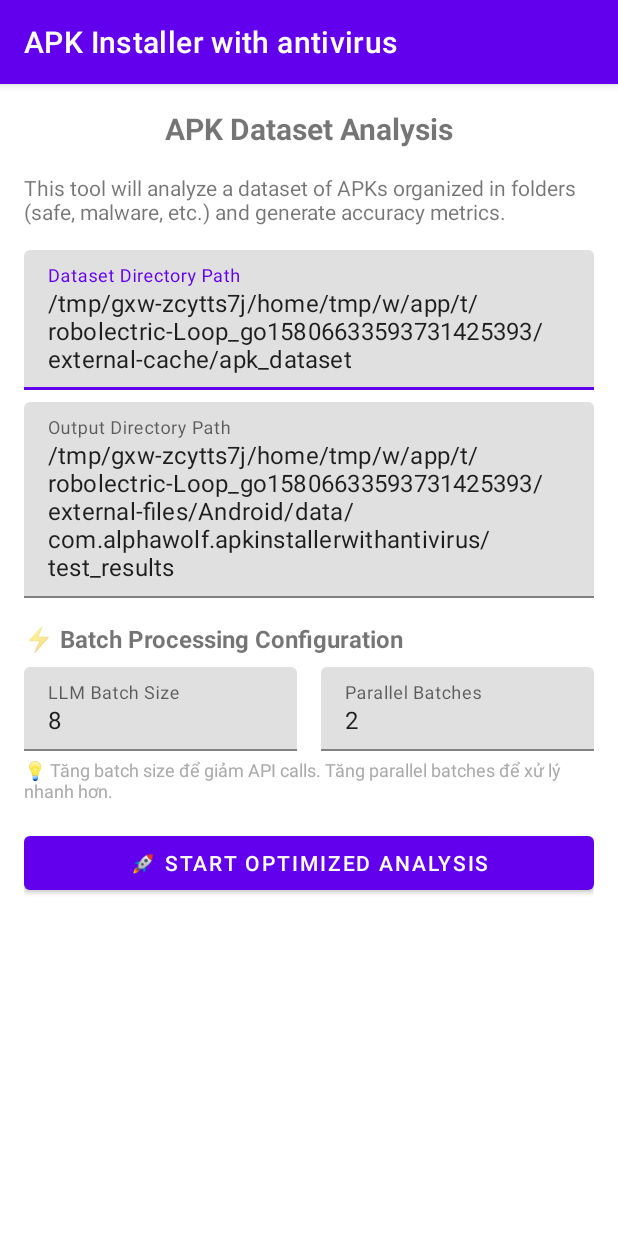
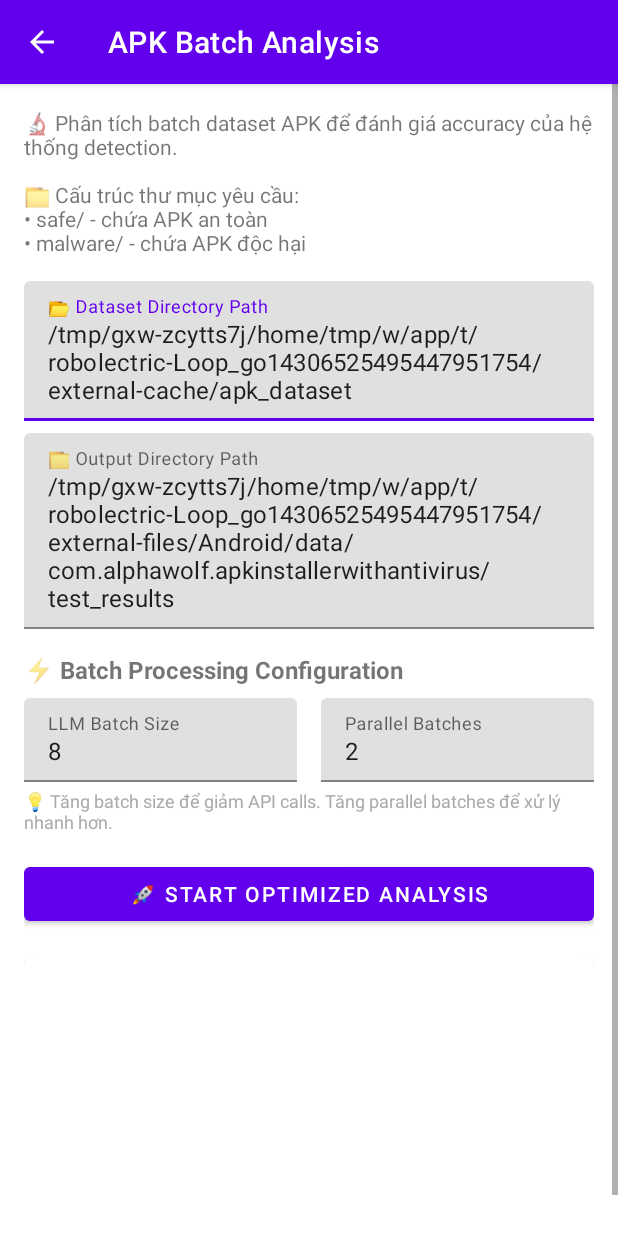
Before and after one commit to thenamvn/APKInstallerwithantivirus, an Android app: the BatchAnalysisActivity screen opened directly, with no data from a screen before it, on a phone screen of 412 x 824 dp. Run offline under Robolectric (Android 15) with nearby library versions, the phone set to English and light mode, and no system bars.

Commit message:
toi uu hoa multi batch

```diff
--- a/app/src/main/res/layout/activity_batch_analysis.xml
+++ b/app/src/main/res/layout/activity_batch_analysis.xml
@@ -1,38 +1,49 @@
 <?xml version="1.0" encoding="utf-8"?>
-<androidx.constraintlayout.widget.ConstraintLayout
+<!-- Main parent now is ScrollView to allow full content scrolling -->
+<ScrollView
     xmlns:android="http://schemas.android.com/apk/res/android"
     xmlns:app="http://schemas.android.com/apk/res-auto"
     android:layout_width="match_parent"
     android:layout_height="match_parent"
+    android:fillViewport="true">
+
+    <androidx.constraintlayout.widget.ConstraintLayout
+        android:layout_width="match_parent"
+        android:layout_height="wrap_content"
         android:padding="16dp">
 
-    <TextView
-        android:id="@+id/tvTitle"
-        android:layout_width="wrap_content"
+        <!-- Optional: If you want to keep the custom header -->
+        <LinearLayout
+            android:id="@+id/llHeader"
+            android:layout_width="0dp"
             android:layout_height="wrap_content"
-        android:text="APK Dataset Analysis"
-        android:textSize="20sp"
-        android:textStyle="bold"
+            android:orientation="horizontal"
+            android:gravity="center_vertical"
+            android:visibility="gone"
             app:layout_constraintEnd_toEndOf="parent"
             app:layout_constraintStart_toStartOf="parent"
-        app:layout_constraintTop_toTopOf="parent" />
+            app:layout_constraintTop_toTopOf="parent">
+
+            <!-- Content hidden since we use the action bar instead -->
+        </LinearLayout>
 
         <TextView
             android:id="@+id/tvInstructions"
             android:layout_width="0dp"
             android:layout_height="wrap_content"
-        android:layout_marginTop="16dp"
-        android:text="This tool will analyze a dataset of APKs organized in folders (safe, malware, etc.) and generate accuracy metrics."
+            android:text="🔬 Phân tích batch dataset APK để đánh giá accuracy của hệ thống detection.\n\n📁 Cấu trúc thư mục yêu cầu:\n• safe/ - chứa APK an toàn\n• malware/ - chứa APK độc hại"
+            android:textSize="14sp"
             app:layout_constraintEnd_toEndOf="parent"
             app:layout_constraintStart_toStartOf="parent"
-        app:layout_constraintTop_toBottomOf="@id/tvTitle" />
+            app:layout_constraintTop_toTopOf="parent" />
 
+        <!-- Dataset Path -->
         <com.google.android.material.textfield.TextInputLayout
             android:id="@+id/tilDatasetPath"
             android:layout_width="0dp"
             android:layout_height="wrap_content"
             android:layout_marginTop="16dp"
-        android:hint="Dataset Directory Path"
+            android:hint="📂 Dataset Directory Path"
             app:layout_constraintEnd_toEndOf="parent"
             app:layout_constraintStart_toStartOf="parent"
             app:layout_constraintTop_toBottomOf="@id/tvInstructions">
@@ -41,12 +52,15 @@
                 android:id="@+id/edtDatasetPath"
                 android:layout_width="match_parent"
                 android:layout_height="wrap_content" />
-    </com.google.android.material.textfield.TextInputLayout>    <com.google.android.material.textfield.TextInputLayout
+        </com.google.android.material.textfield.TextInputLayout>
+
+        <!-- Output Path -->
+        <com.google.android.material.textfield.TextInputLayout
             android:id="@+id/tilOutputPath"
             android:layout_width="0dp"
             android:layout_height="wrap_content"
             android:layout_marginTop="8dp"
-        android:hint="Output Directory Path"
+            android:hint="📁 Output Directory Path"
             app:layout_constraintEnd_toEndOf="parent"
             app:layout_constraintStart_toStartOf="parent"
             app:layout_constraintTop_toBottomOf="@id/tilDatasetPath">
@@ -122,6 +136,7 @@
             app:layout_constraintStart_toStartOf="parent"
             app:layout_constraintTop_toBottomOf="@id/llBatchConfig" />
 
+        <!-- This button will now be visible with scrolling -->
         <com.google.android.material.button.MaterialButton
             android:id="@+id/btnStartAnalysis"
             android:layout_width="0dp"
@@ -143,11 +158,13 @@
             app:layout_constraintStart_toStartOf="parent"
             app:layout_constraintTop_toBottomOf="@id/btnStartAnalysis" />
 
-    <ScrollView
+        <!-- Status display area -->
+        <androidx.cardview.widget.CardView
             android:layout_width="0dp"
-        android:layout_height="0dp"
+            android:layout_height="200dp"
             android:layout_marginTop="16dp"
-        app:layout_constraintBottom_toBottomOf="parent"
+            app:cardCornerRadius="8dp"
+            app:cardElevation="2dp"
             app:layout_constraintEnd_toEndOf="parent"
             app:layout_constraintStart_toStartOf="parent"
             app:layout_constraintTop_toBottomOf="@id/progressBar">
@@ -155,8 +172,11 @@
             <TextView
                 android:id="@+id/tvStatus"
                 android:layout_width="match_parent"
-            android:layout_height="wrap_content"
+                android:layout_height="match_parent"
+                android:padding="8dp"
+                android:scrollbars="vertical"
                 android:textSize="14sp" />
-    </ScrollView>
+        </androidx.cardview.widget.CardView>
 
     </androidx.constraintlayout.widget.ConstraintLayout>
+</ScrollView>
--- /dev/null
+++ b/app/src/main/res/values/dimens.xml
@@ -0,0 +1,4 @@
+<?xml version="1.0" encoding="utf-8"?>
+<resources>
+    <dimen name="margin_normal">16dp</dimen>
+</resources>
```
Also changed, not shown: app/src/main/java/com/alphawolf/apkinstallerwithantivirus/batch/BatchAnalysisActivity.kt (+81 -4 lines), app/src/main/java/com/alphawolf/apkinstallerwithantivirus/utils/GeminiApiHelper.kt (+35 -9 lines). Lines whose indentation alone changed are shown as unchanged.
